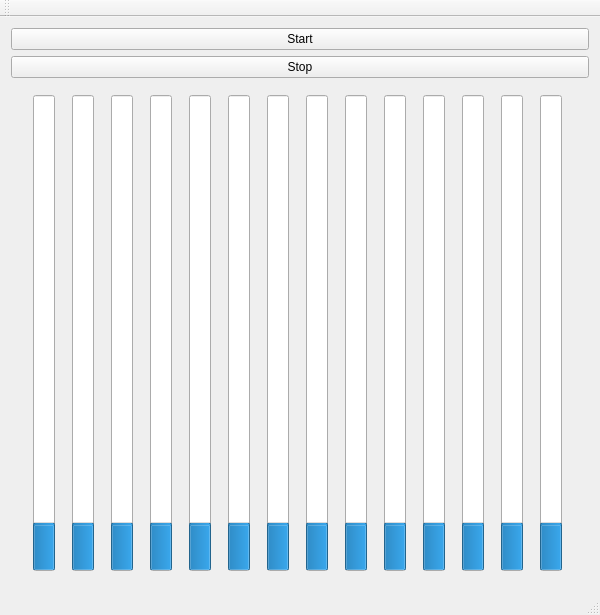
The window that KlientEthernet/mainwindow.ui (JakubAdamTaczala/RM-PZ) describes before a commit, drawn with Qt 5.
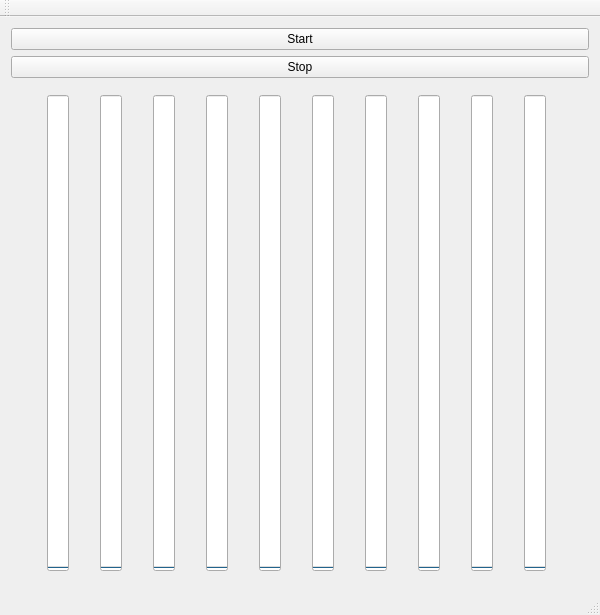
The same window after the commit.

```diff
--- a/KlientEthernet/mainwindow.ui
+++ b/KlientEthernet/mainwindow.ui
@@ -34,11 +34,14 @@
       <layout class="QHBoxLayout" name="horizontalLayout">
        <item>
         <widget class="QProgressBar" name="progressBara">
+         <property name="minimum">
+          <number>0</number>
+         </property>
          <property name="maximum">
-          <number>255</number>
+          <number>4096</number>
          </property>
          <property name="value">
-          <number>24</number>
+          <number>0</number>
          </property>
          <property name="orientation">
           <enum>Qt::Vertical</enum>
@@ -48,10 +51,10 @@
        <item>
         <widget class="QProgressBar" name="progressBarb">
          <property name="maximum">
-          <number>255</number>
+          <number>2100</number>
          </property>
          <property name="value">
-          <number>24</number>
+          <number>0</number>
          </property>
          <property name="orientation">
           <enum>Qt::Vertical</enum>
@@ -60,11 +63,14 @@
        </item>
        <item>
         <widget class="QProgressBar" name="progressBarc">
+         <property name="minimum">
+          <number>0</number>
+         </property>
          <property name="maximum">
-          <number>255</number>
+          <number>4096</number>
          </property>
          <property name="value">
-          <number>24</number>
+          <number>0</number>
          </property>
          <property name="orientation">
           <enum>Qt::Vertical</enum>
@@ -74,10 +80,10 @@
        <item>
         <widget class="QProgressBar" name="progressBard">
          <property name="maximum">
-          <number>255</number>
+          <number>2100</number>
          </property>
          <property name="value">
-          <number>24</number>
+          <number>0</number>
          </property>
          <property name="orientation">
           <enum>Qt::Vertical</enum>
@@ -87,10 +93,10 @@
        <item>
         <widget class="QProgressBar" name="progressBare">
          <property name="maximum">
-          <number>255</number>
+          <number>4096</number>
          </property>
          <property name="value">
-          <number>24</number>
+          <number>0</number>
          </property>
          <property name="orientation">
           <enum>Qt::Vertical</enum>
@@ -99,11 +105,14 @@
        </item>
        <item>
         <widget class="QProgressBar" name="progressBarf">
+         <property name="minimum">
+          <number>0</number>
+         </property>
          <property name="maximum">
-          <number>255</number>
+          <number>2100</number>
          </property>
          <property name="value">
-          <number>24</number>
+          <number>0</number>
          </property>
          <property name="orientation">
           <enum>Qt::Vertical</enum>
@@ -113,10 +122,10 @@
        <item>
         <widget class="QProgressBar" name="progressBarg">
          <property name="maximum">
-          <number>255</number>
+          <number>4096</number>
          </property>
          <property name="value">
-          <number>24</number>
+          <number>0</number>
          </property>
          <property name="orientation">
           <enum>Qt::Vertical</enum>
@@ -125,11 +134,14 @@
        </item>
        <item>
         <widget class="QProgressBar" name="progressBarh">
+         <property name="minimum">
+          <number>0</number>
+         </property>
          <property name="maximum">
-          <number>255</number>
+          <number>2100</number>
          </property>
          <property name="value">
-          <number>24</number>
+          <number>0</number>
          </property>
          <property name="orientation">
           <enum>Qt::Vertical</enum>
@@ -139,10 +151,13 @@
        <item>
         <widget class="QProgressBar" name="progressBari">
          <property name="maximum">
-          <number>255</number>
+          <number>4096</number>
          </property>
          <property name="value">
-          <number>24</number>
+          <number>0</number>
+         </property>
+         <property name="textVisible">
+          <bool>true</bool>
          </property>
          <property name="orientation">
           <enum>Qt::Vertical</enum>
@@ -152,62 +167,13 @@
        <item>
         <widget class="QProgressBar" name="progressBarj">
          <property name="maximum">
-          <number>255</number>
+          <number>2100</number>
          </property>
          <property name="value">
-          <number>24</number>
+          <number>0</number>
          </property>
-         <property name="orientation">
-          <enum>Qt::Vertical</enum>
-         </property>
-        </widget>
-       </item>
-       <item>
-        <widget class="QProgressBar" name="progressBark">
-         <property name="maximum">
-          <number>255</number>
-         </property>
-         <property name="value">
-          <number>24</number>
-         </property>
-         <property name="orientation">
-          <enum>Qt::Vertical</enum>
-         </property>
-        </widget>
-       </item>
-       <item>
-        <widget class="QProgressBar" name="progressBarl">
-         <property name="maximum">
-          <number>255</number>
-         </property>
-         <property name="value">
-          <number>24</number>
-         </property>
-         <property name="orientation">
-          <enum>Qt::Vertical</enum>
-         </property>
-        </widget>
-       </item>
-       <item>
-        <widget class="QProgressBar" name="progressBarm">
-         <property name="maximum">
-          <number>255</number>
-         </property>
-         <property name="value">
-          <number>24</number>
-         </property>
-         <property name="orientation">
-          <enum>Qt::Vertical</enum>
-         </property>
-        </widget>
-       </item>
-       <item>
-        <widget class="QProgressBar" name="progressBarn">
-         <property name="maximum">
-          <number>255</number>
-         </property>
-         <property name="value">
-          <number>24</number>
+         <property name="textVisible">
+          <bool>true</bool>
          </property>
          <property name="orientation">
           <enum>Qt::Vertical</enum>
```
